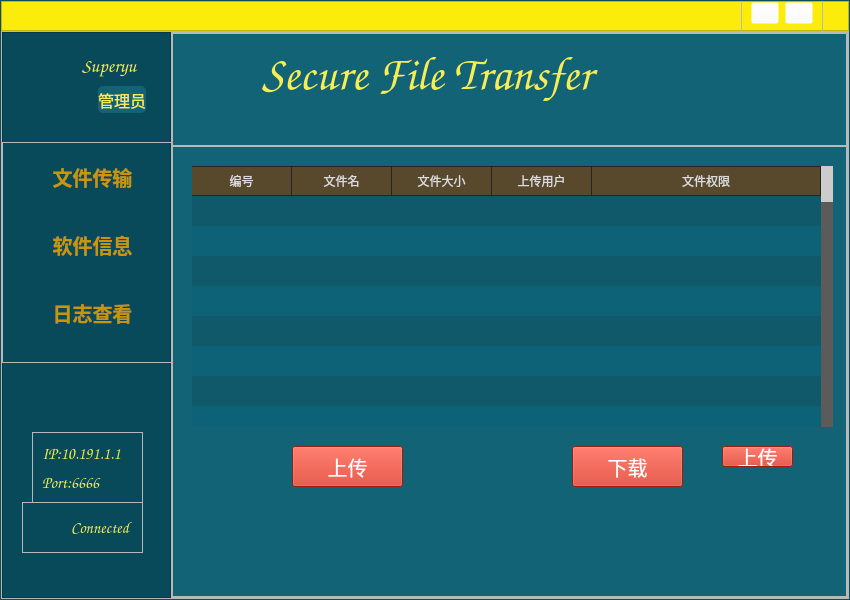
The window that PageAfterLogin.ui (Superyu-github/SecureFileTransfe) describes before a commit, drawn with Qt 5.
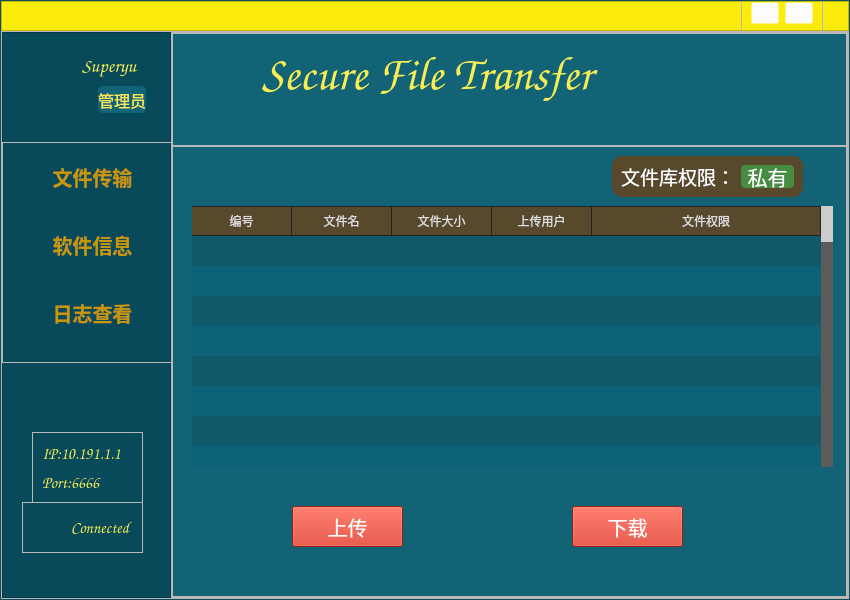
The same window after the commit. Icons and pictures are not drawn.

Commit message: 加入文件仓库访问权管理 1.后端查询私有公有sql未修改 2.注册页面未完善 3.上传下载按钮恢复未做

What changed in the file:
```diff
--- a/PageAfterLogin.ui
+++ b/PageAfterLogin.ui
@@ -660,7 +660,7 @@
                     <property name="geometry">
                      <rect>
                       <x>110</x>
-                      <y>290</y>
+                      <y>350</y>
                       <width>111</width>
                       <height>41</height>
                      </rect>
@@ -690,7 +690,7 @@
                     <property name="geometry">
                      <rect>
                       <x>390</x>
-                      <y>290</y>
+                      <y>350</y>
                       <width>111</width>
                       <height>41</height>
                      </rect>
@@ -720,7 +720,7 @@
                     <property name="geometry">
                      <rect>
                       <x>10</x>
-                      <y>10</y>
+                      <y>50</y>
                       <width>641</width>
                       <height>261</height>
                      </rect>
@@ -930,35 +930,80 @@
                      </property>
                     </column>
                    </widget>
-                   <widget class="QPushButton" name="pushButton_upload_2">
+                   <widget class="QFrame" name="frame_permission">
                     <property name="geometry">
                      <rect>
-                      <x>540</x>
-                      <y>290</y>
-                      <width>71</width>
-                      <height>21</height>
+                      <x>430</x>
+                      <y>0</y>
+                      <width>191</width>
+                      <height>41</height>
                      </rect>
                     </property>
-                    <property name="font">
-                     <font>
-                      <family>851tegakizatsu</family>
-                      <pointsize>15</pointsize>
-                     </font>
-                    </property>
                     <property name="styleSheet">
                      <string notr="true">
+
+background-color: rgb(88, 72, 44);
+border-radius:10px;</string>
+                    </property>
+                    <property name="frameShape">
+                     <enum>QFrame::StyledPanel</enum>
+                    </property>
+                    <property name="frameShadow">
+                     <enum>QFrame::Raised</enum>
+                    </property>
+                    <layout class="QHBoxLayout" name="horizontalLayout_6">
+                     <item>
+                      <widget class="QLabel" name="label_permission">
+                       <property name="font">
+                        <font>
+                         <family>851tegakizatsu</family>
+                         <pointsize>14</pointsize>
+                        </font>
+                       </property>
+                       <property name="styleSheet">
+                        <string notr="true">color: rgb(255, 255, 255);
+</string>
+                       </property>
+                       <property name="text">
+                        <string>文件库权限：</string>
+                       </property>
+                      </widget>
+                     </item>
+                     <item>
+                      <widget class="QPushButton" name="pushButton_permission">
+                       <property name="font">
+                        <font>
+                         <family>851tegakizatsu</family>
+                         <pointsize>15</pointsize>
+                        </font>
+                       </property>
+                       <property name="toolTip">
+                        <string/>
+                       </property>
+                       <property name="statusTip">
+                        <string>111</string>
+                       </property>
+                       <property name="styleSheet">
+                        <string notr="true">
 QPushButton{	
-background-color: rgb(207, 44, 24);
+background-color: rgb(71, 141, 65);
 color: rgb(255, 255, 255);
+border-radius:4px;
 }
 QPushButton:pressed{	
 	padding-left:5px;
 	padding-top:5px;
 }</string>
-                    </property>
-                    <property name="text">
-                     <string>上传</string>
-                    </property>
+                       </property>
+                       <property name="text">
+                        <string>私有</string>
+                       </property>
+                       <property name="checkable">
+                        <bool>true</bool>
+                       </property>
+                      </widget>
+                     </item>
+                    </layout>
                    </widget>
                   </widget>
                   <widget class="QWidget" name="page_log">
```
Left out of the diff: 7 changed lines with no effect on the pictures. The commit also changes 19 other files.
